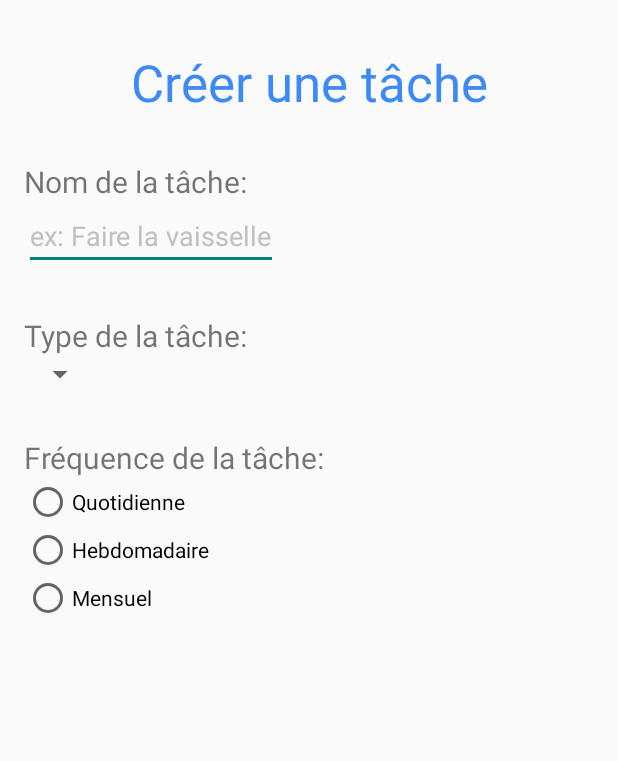
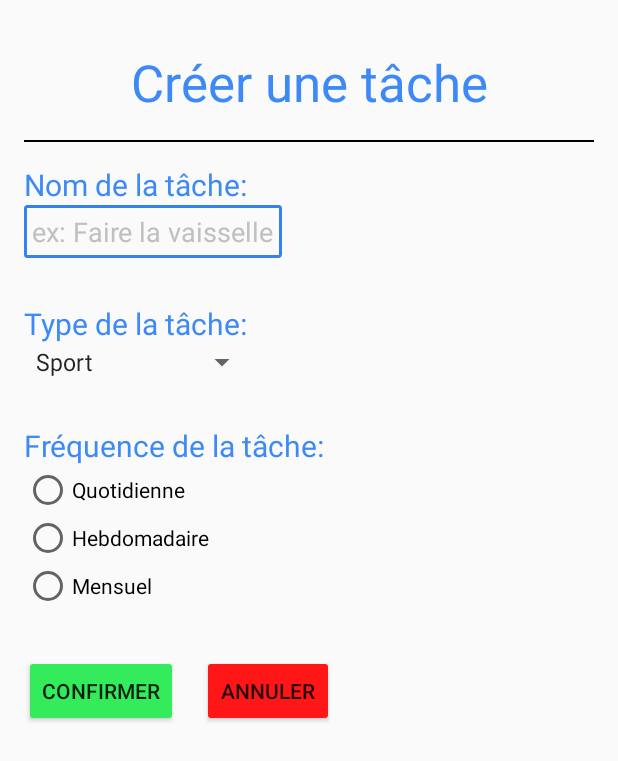
Before and after one commit to sofianghobrini/Vakna, an Android app built with Jetpack Compose: the layout creertache.xml on its own in the app's theme, with its tools: preview values and no code run, on a phone screen of 412 x 824 dp. Shown: the top 761 px of the screen. Run offline under Robolectric (Android 15) with nearby library versions, the phone set to English and light mode, and no system bars; Roboto replaces fonts that are not available here.

Commit message:
Amélioration Visuel Créer Tache

```diff
--- /dev/null
+++ b/app/src/main/res/drawable/input_border.xml
@@ -0,0 +1,24 @@
+<?xml version="1.0" encoding="utf-8"?>
+<selector xmlns:android="http://schemas.android.com/apk/res/android">
+    <!-- Focused state -->
+    <item android:state_focused="true">
+        <shape>
+            <solid android:color="@android:color/transparent" />
+            <stroke
+                android:width="2dp"
+                android:color="@color/couleurSecondaire" />
+            <corners android:radius="1dp" />
+        </shape>
+    </item>
+
+    <!-- Default state (not focused) -->
+    <item android:state_focused="false">
+        <shape>
+            <solid android:color="@android:color/transparent" />
+            <stroke
+                android:width="2dp"
+                android:color="#000000" />
+            <corners android:radius="1dp" />
+        </shape>
+    </item>
+</selector>
--- a/app/src/main/res/layout/creertache.xml
+++ b/app/src/main/res/layout/creertache.xml
@@ -6,8 +6,8 @@
     android:layout_width="match_parent"
     android:layout_height="match_parent"
     android:paddingStart="16dp"
+    android:paddingTop="32dp"
     android:paddingEnd="16dp"
-    android:paddingTop="32dp"
     android:paddingBottom="0dp">
 
     <TextView
@@ -23,12 +23,22 @@
         app:layout_constraintStart_toStartOf="parent"
         app:layout_constraintTop_toTopOf="parent" />
 
+    <View
+        android:layout_width="match_parent"
+        android:layout_height="1dp"
+        android:layout_marginTop="16dp"
+        android:background="@color/black"
+        app:layout_constraintEnd_toEndOf="parent"
+        app:layout_constraintStart_toStartOf="parent"
+        app:layout_constraintTop_toBottomOf="@id/titreCreerTache" />
+
     <TextView
         android:id="@+id/labelNomTache"
         android:layout_width="wrap_content"
         android:layout_height="wrap_content"
-        android:layout_marginTop="30dp"
+        android:layout_marginTop="32dp"
         android:text="Nom de la tâche:"
+        android:textColor="@color/texteCouleurPrincipale"
         android:textSize="20sp"
         app:layout_constraintStart_toStartOf="parent"
         app:layout_constraintTop_toBottomOf="@id/titreCreerTache" />
@@ -37,8 +47,10 @@
         android:id="@+id/inputNomTache"
         android:layout_width="wrap_content"
         android:layout_height="wrap_content"
+        android:background="@drawable/input_border"
         android:hint="ex: Faire la vaisselle"
         android:inputType="text"
+        android:padding="5dp"
         android:textColorHint="@color/gray"
         android:textSize="18sp"
         app:layout_constraintStart_toStartOf="parent"
@@ -50,6 +62,7 @@
         android:layout_height="wrap_content"
         android:layout_marginTop="30dp"
         android:text="Type de la tâche:"
+        android:textColor="@color/texteCouleurPrincipale"
         android:textSize="20sp"
         app:layout_constraintStart_toStartOf="parent"
         app:layout_constraintTop_toBottomOf="@id/inputNomTache" />
@@ -58,7 +71,8 @@
         android:id="@+id/selectTypeTache"
         android:layout_width="wrap_content"
         android:layout_height="wrap_content"
-        android:dropDownWidth="wrap_content"
+        android:entries="@array/typeTacheExemple"
+        android:overlapAnchor="false"
         android:spinnerMode="dropdown"
         app:layout_constraintStart_toStartOf="parent"
         app:layout_constraintTop_toBottomOf="@id/labelTypeTache" />
@@ -69,28 +83,57 @@
         android:layout_height="wrap_content"
         android:layout_marginTop="30dp"
         android:text="Fréquence de la tâche:"
+        android:textColor="@color/texteCouleurPrincipale"
         android:textSize="20sp"
         app:layout_constraintStart_toStartOf="parent"
         app:layout_constraintTop_toBottomOf="@id/selectTypeTache" />
 
     <RadioGroup
+        android:id="@+id/radioFrequenceTache"
         android:layout_width="wrap_content"
         android:layout_height="wrap_content"
-        app:layout_constraintTop_toBottomOf="@id/labelFrequenceTache"
+        android:orientation="vertical"
         app:layout_constraintStart_toStartOf="parent"
-        android:orientation="vertical">
-        <RadioButton android:id="@+id/radioQuotidien"
+        app:layout_constraintTop_toBottomOf="@id/labelFrequenceTache">
+
+        <RadioButton
+            android:id="@+id/radioQuotidien"
             android:layout_width="wrap_content"
             android:layout_height="wrap_content"
-            android:text="Quotidienne"/>
-        <RadioButton android:id="@+id/radioHebdomadaire"
+            android:text="Quotidienne" />
+
+        <RadioButton
+            android:id="@+id/radioHebdomadaire"
             android:layout_width="wrap_content"
             android:layout_height="wrap_content"
-            android:text="Hebdomadaire"/>
-        <RadioButton android:id="@+id/radioMensuel"
+            android:text="Hebdomadaire" />
+
+        <RadioButton
+            android:id="@+id/radioMensuel"
             android:layout_width="wrap_content"
             android:layout_height="wrap_content"
-            android:text="Mensuel"/>
+            android:text="Mensuel" />
     </RadioGroup>
 
+    <Button
+        android:id="@+id/boutonCreerTache"
+        android:layout_width="wrap_content"
+        android:layout_height="wrap_content"
+        android:layout_marginTop="30dp"
+        android:backgroundTint="@color/green"
+        android:text="Confirmer"
+        app:layout_constraintStart_toStartOf="parent"
+        app:layout_constraintTop_toBottomOf="@id/radioFrequenceTache" />
+
+    <Button
+        android:id="@+id/boutonAnnulerCreation"
+        android:layout_width="wrap_content"
+        android:layout_height="wrap_content"
+        android:layout_marginStart="16dp"
+        android:layout_marginTop="30dp"
+        android:backgroundTint="@color/red"
+        android:text="Annuler"
+        app:layout_constraintStart_toEndOf="@id/boutonCreerTache"
+        app:layout_constraintTop_toBottomOf="@id/radioFrequenceTache" />
+
 </androidx.constraintlayout.widget.ConstraintLayout>
--- a/app/src/main/res/values/colors.xml
+++ b/app/src/main/res/values/colors.xml
@@ -2,6 +2,7 @@
 <resources>
     <!-- Couleurs de l'application -->
     <color name="texteCouleurPrincipale">#3D8AF7</color>
+    <color name="couleurSecondaire">#3483EB</color>
     <!-- Couleurs par défaut -->
     <color name="purple_200">#FFBB86FC</color>
     <color name="purple_500">#FF6200EE</color>
@@ -11,4 +12,6 @@
     <color name="black">#FF000000</color>
     <color name="gray">#C0C0C0</color>
     <color name="white">#FFFFFFFF</color>
+    <color name="green">#34EB5B</color>
+    <color name="red">#FF1717</color>
 </resources>
--- a/app/src/main/res/values/strings.xml
+++ b/app/src/main/res/values/strings.xml
@@ -1,3 +1,9 @@
 <resources>
     <string name="app_name">Vakna</string>
+    <string-array name="typeTacheExemple">
+        <item>Sport</item>
+        <item>Informatique</item>
+        <item>Projet</item>
+        <item>Divers</item>
+    </string-array>
 </resources>
```
